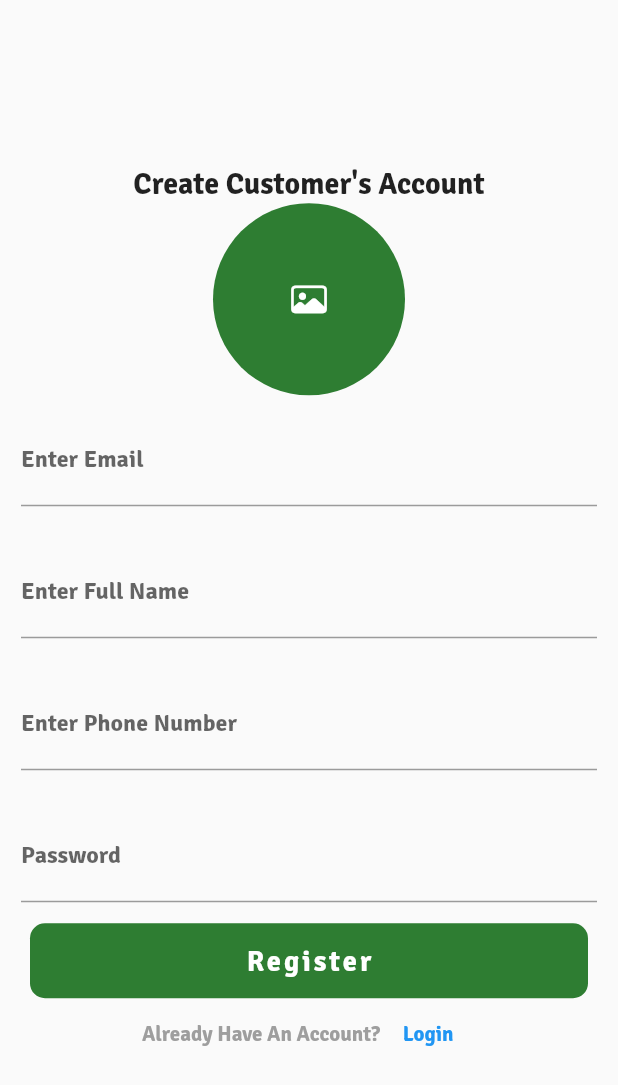
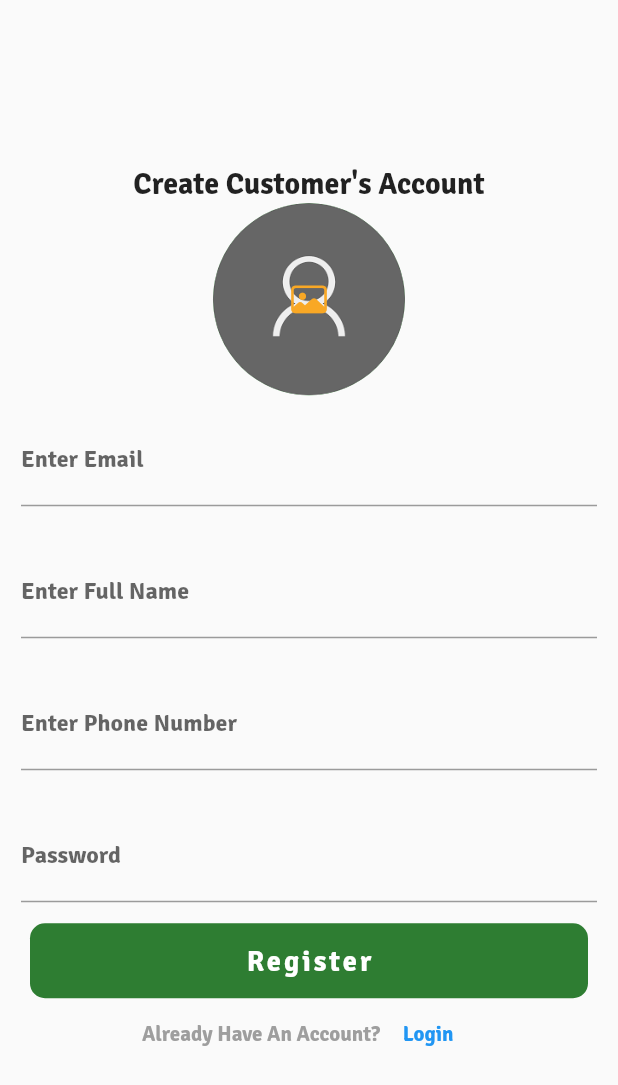
Before and after one commit to Briankurtish/MultiVendorApp, a Flutter app: the screen it shows after launch, on a phone screen of 412 x 824 dp. Shown: the top 1085 px of the screen. Run offline on Flutter 3.47's test engine with Material 2 defaults, Android fonts, the phone set to English and light mode, and no system bars; our stand-ins replace cloud_firestore, firebase_auth, firebase_core, flutter_svg, image_picker; accounts and stored records are empty.

Commit message:
added a pick image function and displayed the image on the signup screen

```diff
--- a/multi_vendor_app/lib/views/buyers/auth/register_screen.dart
+++ b/multi_vendor_app/lib/views/buyers/auth/register_screen.dart
@@ -1,5 +1,8 @@
+import 'dart:typed_data';
+
 import 'package:flutter/cupertino.dart';
 import 'package:flutter/material.dart';
+import 'package:image_picker/image_picker.dart';
 import 'package:multi_vendor_app/controllers/auth_controller.dart';
 import 'package:multi_vendor_app/utils/show_snackbar.dart';
 import 'package:multi_vendor_app/views/buyers/auth/login_screen.dart';
@@ -21,6 +24,8 @@ class _RegisterScreenState extends State<RegisterScreen> {
   late String phoneNumber;
 
   late String password;
+
+  Uint8List? _image;
 
   bool _isLoading = false;
 
@@ -46,6 +51,14 @@ class _RegisterScreenState extends State<RegisterScreen> {
     }
   }
 
+  selectGalleryImage() async {
+    Uint8List im = await _authController.pickProfileImage(ImageSource.gallery);
+
+    setState(() {
+      _image = im;
+    });
+  }
+
   @override
   Widget build(BuildContext context) {
     return Scaffold(
@@ -62,20 +75,30 @@ class _RegisterScreenState extends State<RegisterScreen> {
                 ),
                 Stack(
                   children: [
-                    CircleAvatar(
-                      radius: 64,
-                      backgroundColor: Colors.green.shade800,
-                    ),
+                    _image != null
+                        ? CircleAvatar(
+                            radius: 64,
+                            backgroundColor: Colors.green.shade800,
+                            backgroundImage: MemoryImage(_image!),
+                          )
+                        : CircleAvatar(
+                            radius: 64,
+                            backgroundColor: Colors.green.shade800,
+                            backgroundImage:
+                                AssetImage('assets/icons/profileImage.png'),
+                          ),
                     Positioned(
                       left: 32,
                       top: 32,
                       right: 32,
                       bottom: 32,
                       child: IconButton(
-                        onPressed: () {},
+                        onPressed: () {
+                          selectGalleryImage();
+                        },
                         icon: Icon(
                           CupertinoIcons.photo,
-                          color: Colors.white,
+                          color: Colors.yellow.shade800,
                         ),
                       ),
                     ),
```
Also changed, not shown: multi_vendor_app/lib/controllers/auth_controller.dart (+13 -0 lines), multi_vendor_app/assets/icons/profileImage.png (added).
